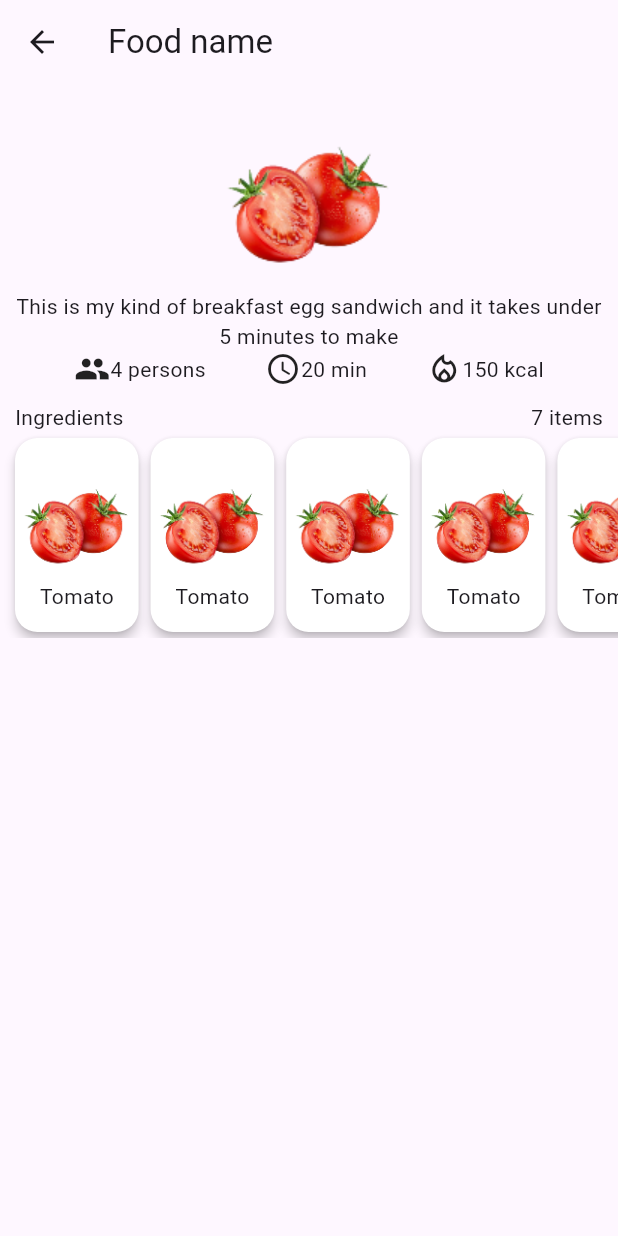
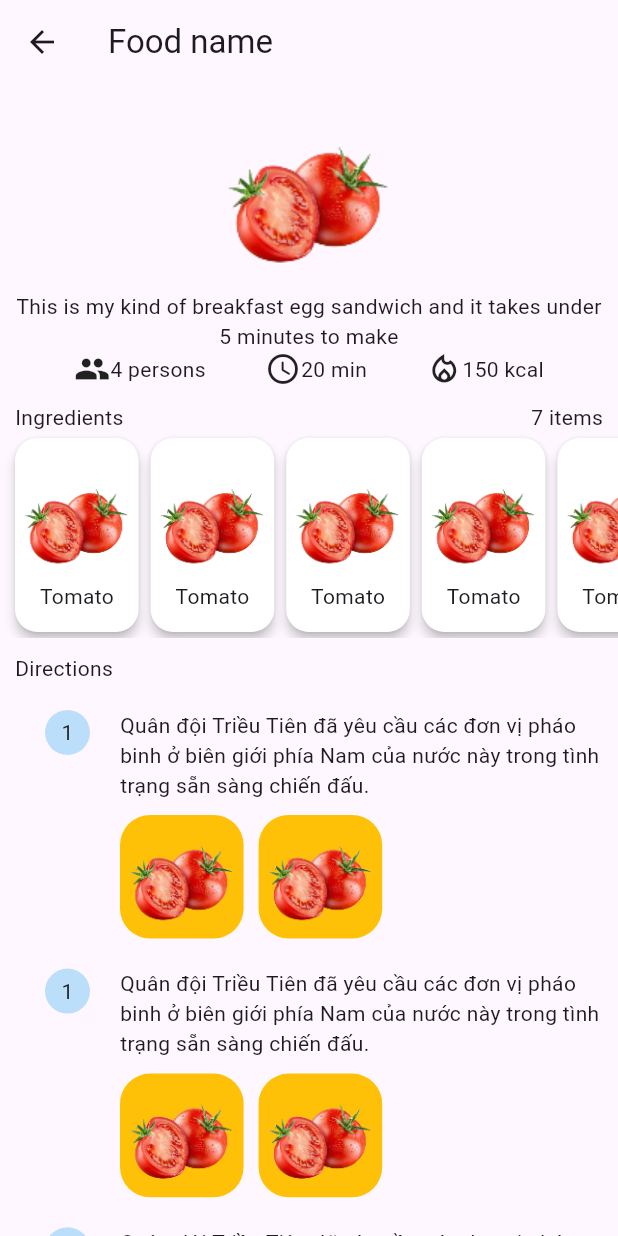
Before and after one commit to phihung17k/fridge_mobile, a Flutter app: the RecipeDetailPage screen opened directly, on a phone screen of 412 x 824 dp. Run offline on Flutter 3.47's test engine with Material 3 defaults, Android fonts, the phone set to English and light mode, and no system bars; our stand-ins replace equatable, get_it, rxdart.

Commit message:
recipe form

```diff
--- a/lib/dependencies/page_dependencies.dart
+++ b/lib/dependencies/page_dependencies.dart
@@ -17,5 +17,6 @@ class PageDependencies {
         instanceName: Routes.foundRecipes);
     injector.registerFactory<Widget>(() => const RecipeDetailPage(),
         instanceName: Routes.recipeDetail);
+    injector.registerFactory<Widget>(() => const RecipeFormPage(), instanceName: Routes.recipeForm);
   }
 }
--- a/lib/main.dart
+++ b/lib/main.dart
@@ -9,7 +9,7 @@ void main() {
   runApp(MaterialApp(
     title: "Fridge",
     debugShowCheckedModeBanner: false,
-    initialRoute: Routes.recipeDetail,
+    initialRoute: Routes.recipeForm,
     onGenerateRoute: (settings) => Routes.getRoutes(settings),
     theme: ThemeData(useMaterial3: true),
     // navigatorObservers: [],
--- a/lib/pages/home/home_page.dart
+++ b/lib/pages/home/home_page.dart
@@ -1,8 +1,6 @@
 import 'package:flutter/material.dart';
-
 import '../../animations/shimmer_loading.dart';
-import '../../utils/fridge_mobile_icons.dart';
-import '../../utils/string_extension.dart';
+import '../../utils/string_constant.dart';
 
 class HomePage extends StatefulWidget {
   const HomePage({super.key});
--- a/lib/pages/main_page.dart
+++ b/lib/pages/main_page.dart
@@ -26,7 +26,7 @@ class _MainPageState extends BaseState<MainPage, HomeBloc> {
   @override
   void initState() {
     super.initState();
-    _pageController = PageController(initialPage: 1);
+    _pageController = PageController(initialPage: 3);
   }
 
   @override
--- a/lib/pages/pages.dart
+++ b/lib/pages/pages.dart
@@ -8,3 +8,4 @@ export 'saved/saved_page.dart';
 export 'selected_ingredient/selected_ingredient_page.dart';
 export 'found_recipes/found_recipes_page.dart';
 export 'recipe_detail/recipe_detail_page.dart';
+export 'recipe_form/recipe_form_page.dart';
--- a/lib/pages/recipe_detail/recipe_detail_page.dart
+++ b/lib/pages/recipe_detail/recipe_detail_page.dart
@@ -1,4 +1,7 @@
 import 'package:flutter/material.dart';
+import 'package:fridge_mobile/pages/recipe_detail/widgets/recipe_directions.dart';
+import 'package:fridge_mobile/pages/recipe_detail/widgets/recipe_ingredients.dart';
+import 'package:fridge_mobile/pages/recipe_detail/widgets/recipe_overview.dart';
 
 class RecipeDetailPage extends StatefulWidget {
   const RecipeDetailPage({super.key});
@@ -12,38 +15,16 @@ class _RecipeDetailPageState extends State<RecipeDetailPage> {
   Widget build(BuildContext context) {
     return Scaffold(
       appBar: AppBar(
-        leading: BackButton(),
-        title: Text("Food name"),
+        leading: const BackButton(),
+        title: const Text("Food name"),
+        forceMaterialTransparency: true,
       ),
-      body: Container(
-        width: double.infinity,
+      body: const SingleChildScrollView(
         child: Column(
           crossAxisAlignment: CrossAxisAlignment.center,
           children: [
-            const Padding(
-              padding: EdgeInsets.all(10),
-              child: Column(
-                children: [
-                  Image(
-                    image: AssetImage("assets/images/tomato.png"),
-                    // width: height / 5,
-                  ),
-                  Text(
-                    "This is my kind of breakfast egg sandwich and it takes under 5 minutes to make",
-                    textAlign: TextAlign.center,
-                  ),
-                  Row(
-                    mainAxisAlignment: MainAxisAlignment.spaceEvenly,
-                    children: [
-                      Row(children: [Icon(Icons.group), Text("4 persons")]),
-                      Row(children: [Icon(Icons.access_time_rounded), Text("20 min")]),
-                      Row(children: [Icon(Icons.local_fire_department_outlined), Text("150 kcal")]),
-                    ],
-                  ),
-                ],
-              ),
-            ),
-            const Padding(
+            RecipeOverview(),
+            Padding(
               padding: EdgeInsets.symmetric(horizontal: 10.0),
               child: Row(
                 mainAxisAlignment: MainAxisAlignment.spaceBetween,
@@ -53,41 +34,19 @@ class _RecipeDetailPageState extends State<RecipeDetailPage> {
                 ],
               ),
             ),
-            SizedBox(
-              height: MediaQuery.sizeOf(context).height / 6,
-              child: ListView.builder(
-                scrollDirection: Axis.horizontal,
-                shrinkWrap: true,
-                itemCount: 6,
-                itemBuilder: (context, index) {
-                  EdgeInsetsGeometry? margin;
-                  if (index == 0) {
-                    margin = const EdgeInsets.fromLTRB(10, 4, 4, 4);
-                  } else if (index == 5) {
-                    margin = const EdgeInsets.fromLTRB(4, 4, 10, 4);
-                  }
-                  return Card(
-                    elevation: 3,
-                    margin: margin,
-                    color: Colors.white,
-                    shape: RoundedRectangleBorder(
-                      borderRadius: BorderRadius.circular(15),
-                    ),
-                    child: Column(
-                      mainAxisSize: MainAxisSize.min,
-                      mainAxisAlignment: MainAxisAlignment.center,
-                      children: [
-                        Image(
-                          image: const AssetImage("assets/images/tomato.png"),
-                          height: MediaQuery.sizeOf(context).height / 10,
-                        ),
-                        const Text("Tomato")
-                      ],
-                    ),
-                  );
-                },
+            RecipeIngredients(),
+            Padding(
+              padding: EdgeInsets.fromLTRB(10, 10, 10, 8),
+              child: Row(
+                children: [
+                  Text("Directions"),
+                ],
               ),
-            )
+            ),
+            RecipeDirections(),
+            RecipeDirections(),
+            RecipeDirections(),
+            RecipeDirections(),
           ],
         ),
       ),
--- /dev/null
+++ b/lib/pages/recipe_detail/widgets/recipe_directions.dart
@@ -0,0 +1,71 @@
+import 'package:flutter/material.dart';
+
+import '../../../utils/string_constant.dart';
+
+class RecipeDirections extends StatelessWidget {
+  const RecipeDirections({super.key});
+
+  @override
+  Widget build(BuildContext context) {
+    return Padding(
+      padding: const EdgeInsets.all(10),
+      child: Column(
+        children: [
+          Row(
+            crossAxisAlignment: CrossAxisAlignment.start,
+            children: [
+              Container(
+                margin: const EdgeInsets.symmetric(horizontal: 20),
+                constraints: const BoxConstraints(
+                  minHeight: 30,
+                  minWidth: 30,
+                ),
+                decoration: BoxDecoration(
+                    shape: BoxShape.circle, color: Theme.of(context).primaryColorLight),
+                child: const Center(child: Text("1")),
+              ),
+              Expanded(
+                child: Column(
+                  children: [
+                    Text(
+                      StringConstant.recipeDetailSample,
+                    ),
+                    const SizedBox(height: 10),
+                    Row(
+                      children: [
+                        Container(
+                          margin: const EdgeInsets.only(right: 10),
+                          decoration: BoxDecoration(
+                            shape: BoxShape.rectangle,
+                            color: Colors.amber,
+                            borderRadius: BorderRadius.circular(20),
+                          ),
+                          child: Image(
+                            image: const AssetImage("assets/images/tomato.png"),
+                            height: MediaQuery.sizeOf(context).height / 10,
+                          ),
+                        ),
+                        Container(
+                          margin: const EdgeInsets.only(right: 10),
+                          decoration: BoxDecoration(
+                            shape: BoxShape.rectangle,
+                            color: Colors.amber,
+                            borderRadius: BorderRadius.circular(20),
+                          ),
+                          child: Image(
+                            image: const AssetImage("assets/images/tomato.png"),
+                            height: MediaQuery.sizeOf(context).height / 10,
+                          ),
+                        ),
+                      ],
+                    )
+                  ],
+                ),
+              )
+            ],
+          ),
+        ],
+      ),
+    );
+  }
+}
--- /dev/null
+++ b/lib/pages/recipe_detail/widgets/recipe_ingredients.dart
@@ -0,0 +1,44 @@
+import 'package:flutter/material.dart';
+
+class RecipeIngredients extends StatelessWidget {
+  const RecipeIngredients({super.key});
+
+  @override
+  Widget build(BuildContext context) {
+    return SizedBox(
+      height: MediaQuery.sizeOf(context).height / 6,
+      child: ListView.builder(
+        scrollDirection: Axis.horizontal,
+        shrinkWrap: true,
+        itemCount: 6,
+        itemBuilder: (context, index) {
+          EdgeInsetsGeometry? margin;
+          if (index == 0) {
+            margin = const EdgeInsets.fromLTRB(10, 4, 4, 4);
+          } else if (index == 5) {
+            margin = const EdgeInsets.fromLTRB(4, 4, 10, 4);
+          }
+          return Card(
+            elevation: 3,
+            margin: margin,
+            color: Colors.white,
+            shape: RoundedRectangleBorder(
+              borderRadius: BorderRadius.circular(15),
+            ),
+            child: Column(
+              mainAxisSize: MainAxisSize.min,
+              mainAxisAlignment: MainAxisAlignment.center,
+              children: [
+                Image(
+                  image: const AssetImage("assets/images/tomato.png"),
+                  height: MediaQuery.sizeOf(context).height / 10,
+                ),
+                const Text("Tomato")
+              ],
+            ),
+          );
+        },
+      ),
+    );
+  }
+}
--- /dev/null
+++ b/lib/pages/recipe_detail/widgets/recipe_overview.dart
@@ -0,0 +1,32 @@
+import 'package:flutter/material.dart';
+
+class RecipeOverview extends StatelessWidget {
+  const RecipeOverview({super.key});
+
+  @override
+  Widget build(BuildContext context) {
+    return const Padding(
+      padding: EdgeInsets.all(10),
+      child: Column(
+        children: [
+          Image(
+            image: AssetImage("assets/images/tomato.png"),
+            // width: height / 5,
+          ),
+          Text(
+            "This is my kind of breakfast egg sandwich and it takes under 5 minutes to make",
+            textAlign: TextAlign.center,
+          ),
+          Row(
+            mainAxisAlignment: MainAxisAlignment.spaceEvenly,
+            children: [
+              Row(children: [Icon(Icons.group), Text("4 persons")]),
+              Row(children: [Icon(Icons.access_time_rounded), Text("20 min")]),
+              Row(children: [Icon(Icons.local_fire_department_outlined), Text("150 kcal")]),
+            ],
+          ),
+        ],
+      ),
+    );
+  }
+}
--- a/lib/routes.dart
+++ b/lib/routes.dart
@@ -13,6 +13,7 @@ class Routes {
   static String get selectingIngredient => "selecting_ingredient";
   static String get foundRecipes => "found_recipes";
   static String get recipeDetail => "recipe_detail";
+  static String get recipeForm => "recipe_form";
 
   static MaterialPageRoute getRoutes(RouteSettings settings) {
     Widget widget;
--- a/lib/utils/string_extension.dart
+++ b/lib/utils/string_constant.dart
@@ -6,4 +6,7 @@ class StringConstant {
 
   static String get recipeDescriptionSample =>
       "Một số khu vực ở Valencia ghi nhận lượng mưa hơn 300 mm trong ngày hôm đó, theo cơ quan khí tượng Tây Ban Nha AEMET. Tại thị trấn Chiva, lượng mưa gần 500 mm trút xuống trong 8 giờ.";
+
+  static String get recipeDetailSample =>
+      "Quân đội Triều Tiên đã yêu cầu các đơn vị pháo binh ở biên giới phía Nam của nước này trong tình trạng sẵn sàng chiến đấu.";
 }
```
Also changed, not shown: lib/pages/recipe/recipe_page.dart (+46 -1 lines), lib/pages/recipe_form/recipe_form_page.dart (added, +25 -0 lines).
